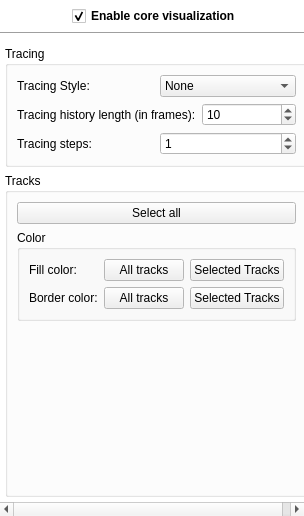
Old version of the form BioTracker/CoreApp/BioTracker/View/CoreParameterView.ui in the repository BioroboticsLab/biotracker_core.
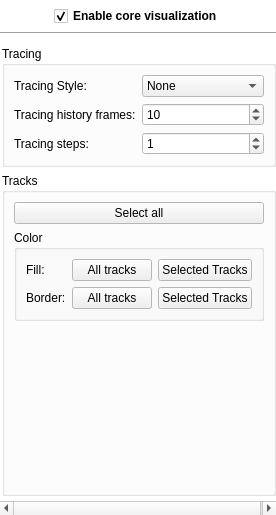
New version of the form.

Commit message: fixed some coloring bugs add possibility to color selected tracks revamped tracing (is now done in extra method with child shapes)

Diff of the .ui file:
```diff
--- a/BioTracker/CoreApp/BioTracker/View/CoreParameterView.ui
+++ b/BioTracker/CoreApp/BioTracker/View/CoreParameterView.ui
@@ -6,12 +6,12 @@
    <rect>
     <x>0</x>
     <y>0</y>
-    <width>304</width>
-    <height>516</height>
+    <width>276</width>
+    <height>515</height>
    </rect>
   </property>
   <property name="sizePolicy">
-   <sizepolicy hsizetype="Preferred" vsizetype="Expanding">
+   <sizepolicy hsizetype="Preferred" vsizetype="Preferred">
     <horstretch>0</horstretch>
     <verstretch>0</verstretch>
    </sizepolicy>
@@ -24,8 +24,8 @@
   </property>
   <property name="maximumSize">
    <size>
-    <width>304</width>
-    <height>1000</height>
+    <width>16777215</width>
+    <height>16777215</height>
    </size>
   </property>
   <property name="palette">
@@ -136,8 +136,8 @@
        <rect>
         <x>0</x>
         <y>0</y>
-        <width>304</width>
-        <height>516</height>
+        <width>276</width>
+        <height>515</height>
        </rect>
       </property>
       <property name="palette">
@@ -207,7 +207,7 @@
       <property name="autoFillBackground">
        <bool>true</bool>
       </property>
-      <layout class="QVBoxLayout" name="verticalLayout_5">
+      <layout class="QHBoxLayout" name="horizontalLayout_2">
        <property name="leftMargin">
         <number>0</number>
        </property>
@@ -262,13 +262,13 @@
            </property>
            <layout class="QVBoxLayout" name="verticalLayout_6">
             <property name="leftMargin">
-             <number>5</number>
+             <number>2</number>
             </property>
             <property name="topMargin">
              <number>5</number>
             </property>
             <property name="rightMargin">
-             <number>5</number>
+             <number>2</number>
             </property>
             <property name="bottomMargin">
              <number>5</number>
@@ -319,7 +319,7 @@
                  <item>
                   <widget class="QLabel" name="labelTracingHistoryLength">
                    <property name="text">
-                    <string>Tracing history length (in frames):</string>
+                    <string>Tracing history frames:</string>
                    </property>
                   </widget>
                  </item>
@@ -356,7 +356,6 @@
               </layout>
               <zorder></zorder>
               <zorder></zorder>
-              <zorder>horizontalLayoutWidget_3</zorder>
              </widget>
             </item>
             <item>
@@ -383,7 +382,7 @@
                     <item>
                      <widget class="QLabel" name="labelFillColor">
                       <property name="text">
-                       <string>Fill color:</string>
+                       <string>Fill:</string>
                       </property>
                      </widget>
                     </item>
@@ -408,7 +407,7 @@
                     <item>
                      <widget class="QLabel" name="labelBorderColor">
                       <property name="text">
-                       <string>Border color:</string>
+                       <string>Border:</string>
                       </property>
                      </widget>
                     </item>
@@ -445,11 +444,6 @@
                 </spacer>
                </item>
               </layout>
-              <zorder>pushButtonSelectAll</zorder>
-              <zorder>horizontalLayoutWidget</zorder>
-              <zorder>labelBorderColor</zorder>
-              <zorder>groupBox_3</zorder>
-              <zorder>verticalSpacer</zorder>
              </widget>
             </item>
            </layout>
```
The commit also changes 11 other files.
